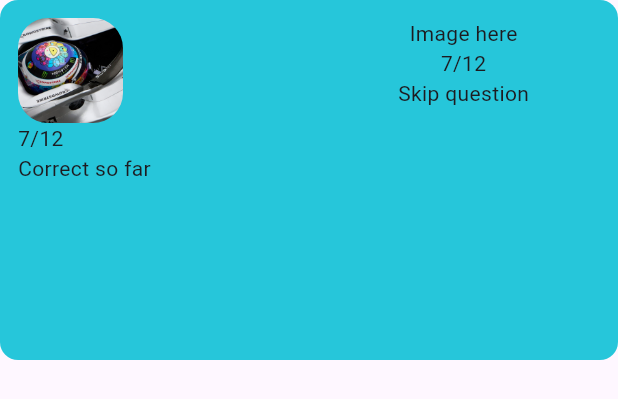
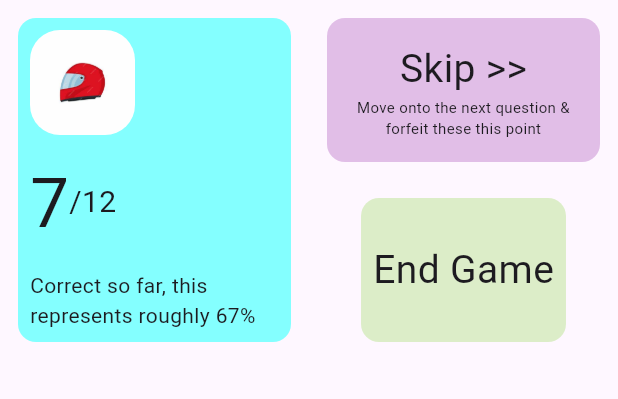
Before and after one commit to aLearningLad/gridfacts, a Flutter app: the ScoreKeeper widget shown alone on an empty page, opened directly, on a phone screen of 412 x 824 dp. Shown: the top 399 px of the screen. Run offline on Flutter 3.47's test engine with Material 3 defaults, Android fonts, the phone set to English and light mode, and no system bars.

Commit message:
lower half ui changes

```diff
--- a/lib/components/home.dart
+++ b/lib/components/home.dart
@@ -15,7 +15,12 @@ class Home extends StatelessWidget {
       body: SingleChildScrollView(
         padding: EdgeInsets.all(10),
         child: Column(
-          children: [TopHalf(), LowerHalf(), TimeKeeper(), ScoreKeeper()],
+          children: [
+            TopHalf(),
+            LowerHalf(),
+            // TimeKeeper(),
+            // ScoreKeeper()
+          ],
         ),
       ),
     );
--- a/lib/components/lowerhalf.dart
+++ b/lib/components/lowerhalf.dart
@@ -6,9 +6,17 @@ class LowerHalf extends StatelessWidget {
   @override
   Widget build(BuildContext context) {
     return Container(
-      height: 250,
-      decoration: BoxDecoration(
-          borderRadius: BorderRadius.circular(12), color: Colors.black),
-    );
+        height: 250,
+        width: double.infinity,
+        decoration: BoxDecoration(
+            borderRadius: BorderRadius.circular(12),
+            color: Colors.amber[
+                100]), // make this container colour change when the question changes
+        child: Column(
+          children: [
+            Text("Race wins . . ."),
+            Text("WHich driver won Monaco the most times")
+          ],
+        ));
   }
 }
--- a/lib/components/scorekeeper.dart
+++ b/lib/components/scorekeeper.dart
@@ -8,42 +8,111 @@ class ScoreKeeper extends StatelessWidget {
     return Container(
         height: 240,
         // width: double.infinity,
-        decoration: BoxDecoration(
-            color: Colors.cyan[400], borderRadius: BorderRadius.circular(12)),
+        decoration: BoxDecoration(borderRadius: BorderRadius.circular(12)),
         child: Row(
           mainAxisSize: MainAxisSize.max,
           children: [
             Expanded(
               child: Padding(
                 padding: const EdgeInsets.all(12),
+                child: Container(
+                  decoration: BoxDecoration(
+                    borderRadius: BorderRadius.circular(12),
+                    color: Colors.cyanAccent[100],
+                  ),
+                  child: Padding(
+                    padding: const EdgeInsets.all(8.0),
                     child: Column(
+                      mainAxisAlignment: MainAxisAlignment.spaceBetween,
                       crossAxisAlignment: CrossAxisAlignment.start,
                       children: [
                         ClipRRect(
                           borderRadius: BorderRadius.circular(20),
                           child: Image.asset(
-                        'assets/helmet.jpg',
+                            'assets/helmetemoji.jpg',
                             height: 70,
                             width: 70,
                             fit: BoxFit.cover,
+                            color: Colors.white,
+                            colorBlendMode: BlendMode.multiply,
                           ),
                         ),
-                    Text("7/12"),
-                    Text("Correct so far")
+                        Row(
+                          children: [
+                            Text(
+                              "7",
+                              style: TextStyle(fontSize: 46),
+                            ),
+                            Text(
+                              "/12",
+                              style: TextStyle(fontSize: 20),
+                            )
                           ],
+                        ),
+                        Text("Correct so far, this represents roughly 67%")
+                      ],
+                    ),
+                  ),
+                ),
+              ),
+            ),
+            Expanded(
+              child: Column(
+                children: [
+                  Expanded(
+                    child: Padding(
+                      padding: const EdgeInsets.all(12),
+                      child: Container(
+                        decoration: BoxDecoration(
+                          borderRadius: BorderRadius.circular(12),
+                          color: Colors.purple[100],
+                        ),
+                        child: Padding(
+                          padding: const EdgeInsets.all(8.0),
+                          child: Column(
+                            mainAxisAlignment: MainAxisAlignment.center,
+                            crossAxisAlignment: CrossAxisAlignment.center,
+                            children: [
+                              Text(
+                                "Skip >>",
+                                style: TextStyle(fontSize: 26),
+                              ),
+                              Text(
+                                "Move onto the next question & forfeit these this point",
+                                textAlign: TextAlign.center,
+                                style: TextStyle(fontSize: 10),
+                              )
+                            ],
+                          ),
+                        ),
                       ),
                     ),
                   ),
                   Expanded(
                     child: Padding(
                       padding: const EdgeInsets.all(12),
+                      child: Container(
+                        decoration: BoxDecoration(
+                          borderRadius: BorderRadius.circular(12),
+                          color: Colors.lightGreen[100],
+                        ),
+                        child: Padding(
+                          padding: const EdgeInsets.all(8.0),
                           child: Column(
+                            mainAxisAlignment: MainAxisAlignment.center,
+                            crossAxisAlignment: CrossAxisAlignment.center,
                             children: [
-                    Text("Image here"),
-                    Text("7/12"),
-                    Text("Skip question")
+                              Text(
+                                "End Game",
+                                style: TextStyle(fontSize: 26),
+                              ),
                             ],
                           ),
+                        ),
+                      ),
+                    ),
+                  ),
+                ],
               ),
             )
           ],
--- a/pubspec.yaml
+++ b/pubspec.yaml
@@ -59,6 +59,7 @@ flutter:
   # To add assets to your application, add an assets section, like this:
   assets:
     - assets/helmet.jpg
+    - assets/helmetemoji.jpg
 
   # An image asset can refer to one or more resolution-specific "variants", see
   # https://flutter.dev/to/resolution-aware-images
```
Also changed, not shown: assets/helmetemoji.jpg (added). Lines whose indentation alone changed are shown as unchanged.
